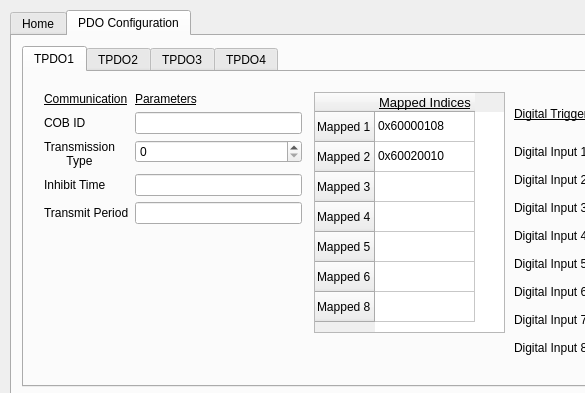
Before: the Qt Designer form Frontend/CAN_IO_GUI.ui in jtoobias/CAN_IO_GUI, drawn with Qt 5; both pictures show x 0 to 585 and y 0 to 393 of the 1047 by 791 pixel window.
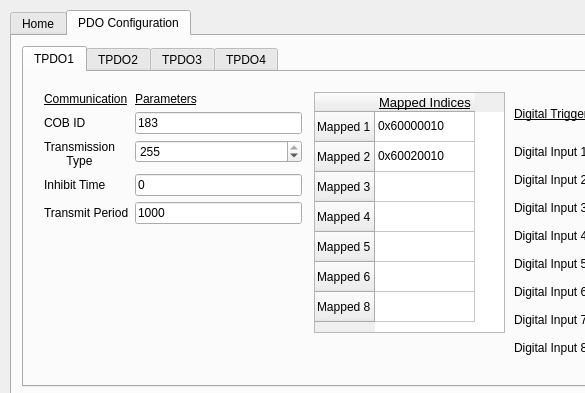
After: the same form once the commit is applied. The open tabs and pages were chosen to show the change.

Diff of the .ui file:
```diff
--- a/Frontend/CAN_IO_GUI.ui
+++ b/Frontend/CAN_IO_GUI.ui
@@ -763,6 +763,9 @@
            <property name="statusTip">
             <string>Choose the COB ID that is sent with this PDO</string>
            </property>
+           <property name="text">
+            <string>183</string>
+           </property>
           </widget>
          </item>
          <item row="2" column="0">
@@ -780,6 +783,9 @@
            <property name="maximum">
             <number>255</number>
            </property>
+           <property name="value">
+            <number>255</number>
+           </property>
           </widget>
          </item>
          <item row="3" column="0">
@@ -794,6 +800,9 @@
            <property name="statusTip">
             <string>sets the minimum time between PDO sends (ms)</string>
            </property>
+           <property name="text">
+            <string>0</string>
+           </property>
           </widget>
          </item>
          <item row="4" column="0">
@@ -808,6 +817,9 @@
            <property name="statusTip">
             <string>Sets the send time (ms) in async mode</string>
            </property>
+           <property name="text">
+            <string>1000</string>
+           </property>
           </widget>
          </item>
          <item row="0" column="1">
@@ -898,7 +910,7 @@
         </column>
         <item row="0" column="0">
          <property name="text">
-          <string>0x60000108</string>
+          <string>0x60000010</string>
          </property>
          <property name="toolTip">
           <string extracomment="0x[Index - subindex - size in bits]"/>
```
Left out of the diff: 16 changed lines with no effect on the pictures.
